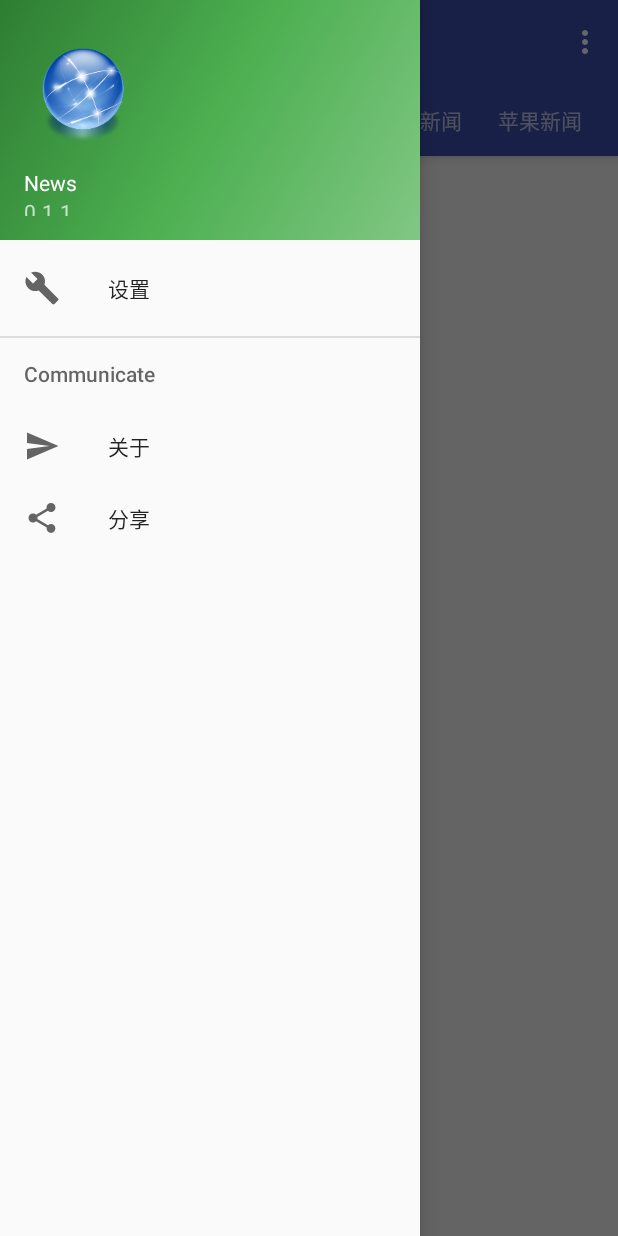
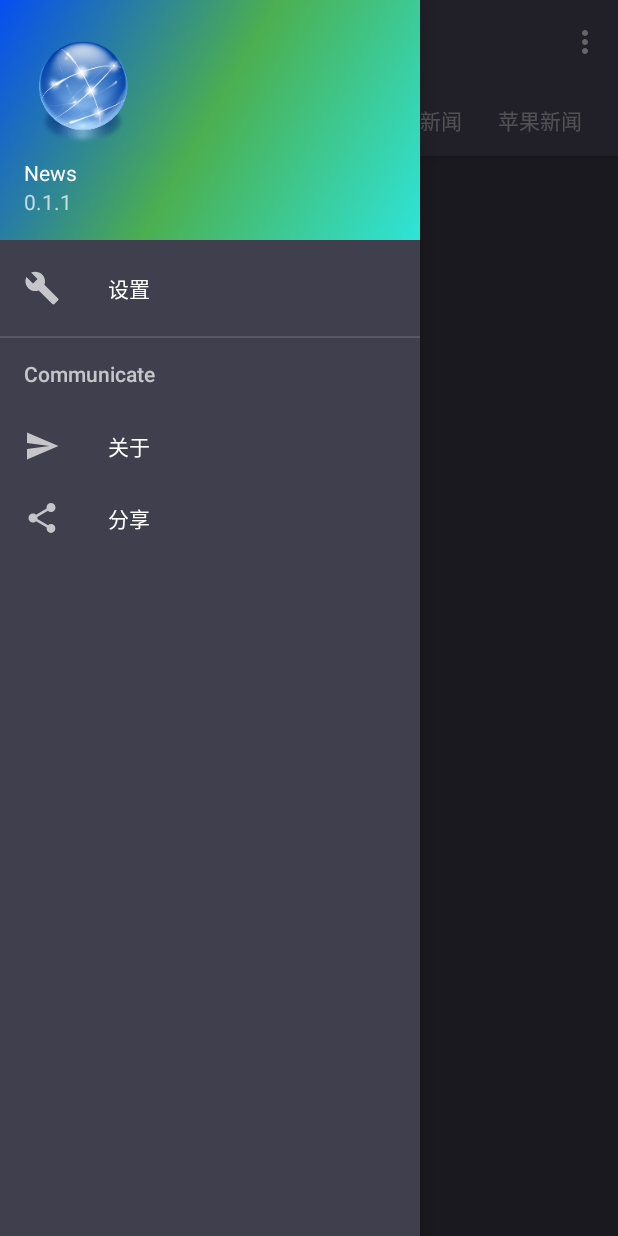
Before and after one commit to cokernut/News, an Android app: the screen it shows after launch (MainActivity), with the side drawer open, on a phone screen of 412 x 824 dp. Run offline under Robolectric (Android 15) with nearby library versions, the phone set to English and light mode, and no system bars; our stand-ins replace CircleImageView; libraries missing offline, so code that uses them is left out: com.facebook.drawee, com.loopj.android, cz.msebera.android; pictures from the network do not load; 5 statements that could not run were skipped.

Commit message:
界面细节更新

```diff
--- a/app/src/main/AndroidManifest.xml
+++ b/app/src/main/AndroidManifest.xml
@@ -12,10 +12,11 @@
         android:icon="@mipmap/ic_launcher"
         android:label="@string/app_name"
         android:supportsRtl="true"
-        android:theme="@style/AppTheme.NoActionBar">
+        android:theme="@style/Base.Theme.AppTheme.Dark">
         <activity
             android:name=".activity.MainActivity"
-            android:label="@string/app_name">
+            android:label="@string/app_name"
+            android:theme="@style/Root.Theme.AppTheme.Dark">
             <intent-filter>
                 <action android:name="android.intent.action.MAIN" />
 
--- a/app/src/main/res/drawable/side_nav_bar.xml
+++ b/app/src/main/res/drawable/side_nav_bar.xml
@@ -3,7 +3,7 @@
     <gradient
         android:angle="135"
         android:centerColor="#4CAF50"
-        android:endColor="#2E7D32"
-        android:startColor="#81C784"
+        android:endColor="#064EF2"
+        android:startColor="#2EE4D9"
         android:type="linear" />
 </shape>
--- a/app/src/main/res/layout/nav_header_main.xml
+++ b/app/src/main/res/layout/nav_header_main.xml
@@ -15,13 +15,13 @@
         android:id="@+id/imageView"
         android:layout_width="80dp"
         android:layout_height="80dp"
-        android:paddingTop="@dimen/nav_header_vertical_spacing"
+        android:paddingTop="10dp"
         android:src="@mipmap/ic_launcher" />
 
     <TextView
         android:layout_width="match_parent"
         android:layout_height="wrap_content"
-        android:paddingTop="@dimen/nav_header_vertical_spacing"
+        android:paddingTop="8dp"
         android:text="News"
         android:textAppearance="@style/TextAppearance.AppCompat.Body1" />
 
--- a/app/src/main/res/values/styles.xml
+++ b/app/src/main/res/values/styles.xml
@@ -17,9 +17,6 @@
 
     <style name="AppTheme.PopupOverlay" parent="ThemeOverlay.AppCompat.Light" />
 
-    <style name="CollapsingToolbarTitleStyle.About" parent="@android:style/TextAppearance">
-        <item name="android:textColor">@android:color/transparent</item>
-    </style>
 
     <style name="AppTheme.Custom" parent="Theme.AppCompat.Light.NoActionBar">
         <!-- Customize your theme here. -->
@@ -98,4 +95,57 @@
 
     <style name="AppTheme.NoActionBar.PopupOverlay" parent="ThemeOverlay.AppCompat.Light" />
 
+    <style name="Root.Theme.AppTheme.Light" parent="Theme.AppTheme.Light">
+        <!-- 解决activity切换时的黑屏问题 -->
+        <item name="android:windowIsTranslucent">false</item>
+    </style>
+
+    <style name="Base.Theme.AppTheme.Light" parent="Theme.AppTheme.Light">
+        <!-- 解决activity切换时的黑屏问题 -->
+        <item name="android:windowIsTranslucent">true</item>
+    </style>
+
+    <style name="Root.Theme.AppTheme.Dark" parent="Theme.AppTheme.Dark">
+        <item name="android:windowIsTranslucent">false</item>
+    </style>
+
+    <style name="Base.Theme.AppTheme.Dark" parent="Theme.AppTheme.Dark">
+        <item name="android:windowIsTranslucent">true</item>
+    </style>
+
+    <style name="Theme.AppTheme.Light" parent="Theme.AppCompat.Light.NoActionBar">
+        <!-- Material Theme -->
+        <item name="colorPrimary">@color/primary</item>
+        <item name="colorPrimaryDark">@color/primary_dark</item>
+        <item name="colorAccent">@color/accent</item>
+        <item name="stateSelector">@color/state_selector_light</item>
+        <item name="android:windowBackground">@color/window_background</item>
+        <item name="accentColor">@color/accent</item>
+        <item name="iconColor">@android:color/black</item>
+        <item name="windowBackground">@color/window_background</item>
+        <item name="fabCircleColor">@color/fabCircleColor_light</item>
+    </style>
+
+    <style name="Theme.AppTheme.Dark" parent="Theme.AppCompat.NoActionBar">
+        <!-- Material Theme -->
+        <item name="colorPrimary">@color/colorPrimaryDarkTheme</item>
+        <item name="colorPrimaryDark">@color/colorPrimaryDarkDarkTheme</item>
+        <item name="colorAccent">@color/colorAccentDarkTheme</item>
+        <item name="android:windowBackground">@color/window_background_dark</item>
+        <item name="accentColor">@color/colorAccentDarkTheme</item>
+        <item name="iconColor">@android:color/white</item>
+        <item name="windowBackground">@color/window_background_dark</item>
+        <item name="stateSelector">@color/state_selector_dark</item>
+        <item name="fabCircleColor">@color/fabCircleColor_dark</item>
+    </style>
+
+    <style name="CollapsingToolbarTitleStyle.About" parent="@android:style/TextAppearance">
+        <item name="android:textColor">@android:color/transparent</item>
+    </style>
+
+    <style name="CollapsingToolbarTitleStyle.GsonView" parent="@android:style/TextAppearance">
+        <item name="android:textColor">@color/white</item>
+        <item name="android:textSize">24sp</item>
+    </style>
+
 </resources>
--- a/build.gradle
+++ b/build.gradle
@@ -5,7 +5,7 @@ buildscript {
         jcenter()
     }
     dependencies {
-        classpath 'com.android.tools.build:gradle:2.1.0'
+        classpath 'com.android.tools.build:gradle:2.1.2'
 
         // NOTE: Do not place your application dependencies here; they belong
         // in the individual module build.gradle files
```
